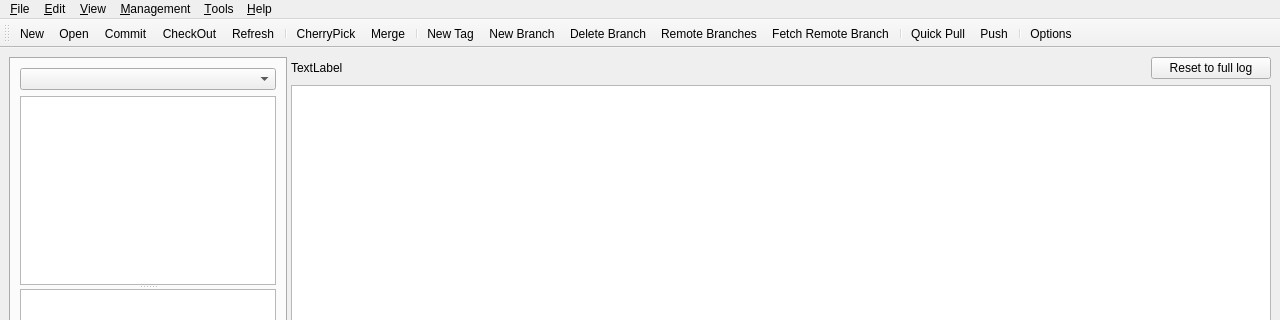
Before: the Qt Designer form ui/mainwindow.ui in bainonline/teamgit, drawn with Qt 5; both pictures show x 0 to 1280 and y 0 to 320 of the 1280 by 736 pixel window.
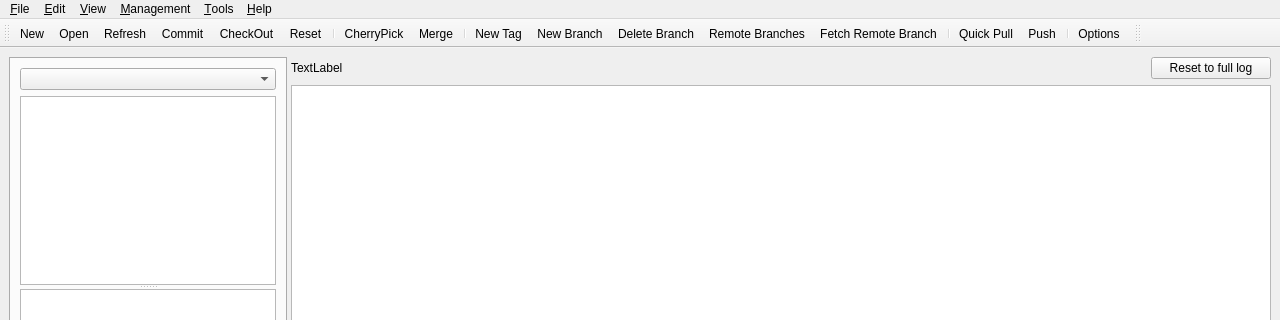
After: the same form once the commit is applied. Icons and pictures are not drawn.

Commit message: Added reset action

```diff
--- a/ui/mainwindow.ui
+++ b/ui/mainwindow.ui
@@ -397,7 +397,7 @@
     <rect>
      <x>0</x>
      <y>27</y>
-     <width>1280</width>
+     <width>438</width>
      <height>30</height>
     </rect>
    </property>
@@ -412,9 +412,10 @@
    </attribute>
    <addaction name="action_New" />
    <addaction name="action_Open" />
+   <addaction name="action_Refresh" />
    <addaction name="action_Commit" />
    <addaction name="actionCheck_Out" />
-   <addaction name="action_Refresh" />
+   <addaction name="action_Reset" />
    <addaction name="separator" />
    <addaction name="action_CherryPick" />
    <addaction name="action_Merge" />
@@ -430,6 +431,25 @@
    <addaction name="separator" />
    <addaction name="action_Options" />
   </widget>
+  <widget class="QToolBar" name="toolBar_2" >
+   <property name="geometry" >
+    <rect>
+     <x>438</x>
+     <y>27</y>
+     <width>842</width>
+     <height>30</height>
+    </rect>
+   </property>
+   <property name="windowTitle" >
+    <string>toolBar_2</string>
+   </property>
+   <attribute name="toolBarArea" >
+    <enum>TopToolBarArea</enum>
+   </attribute>
+   <attribute name="toolBarBreak" >
+    <bool>false</bool>
+   </attribute>
+  </widget>
   <action name="action_New" >
    <property name="icon" >
     <iconset resource="icons.qrc" >
@@ -615,6 +635,15 @@
     <string>&amp;Fetch Remote Branch</string>
    </property>
   </action>
+  <action name="action_Reset" >
+   <property name="icon" >
+    <iconset resource="icons.qrc" >
+     <normaloff>:/main/clear_left.png</normaloff>:/main/clear_left.png</iconset>
+   </property>
+   <property name="text" >
+    <string>&amp;Reset</string>
+   </property>
+  </action>
  </widget>
  <resources>
   <include location="icons.qrc" />
```
